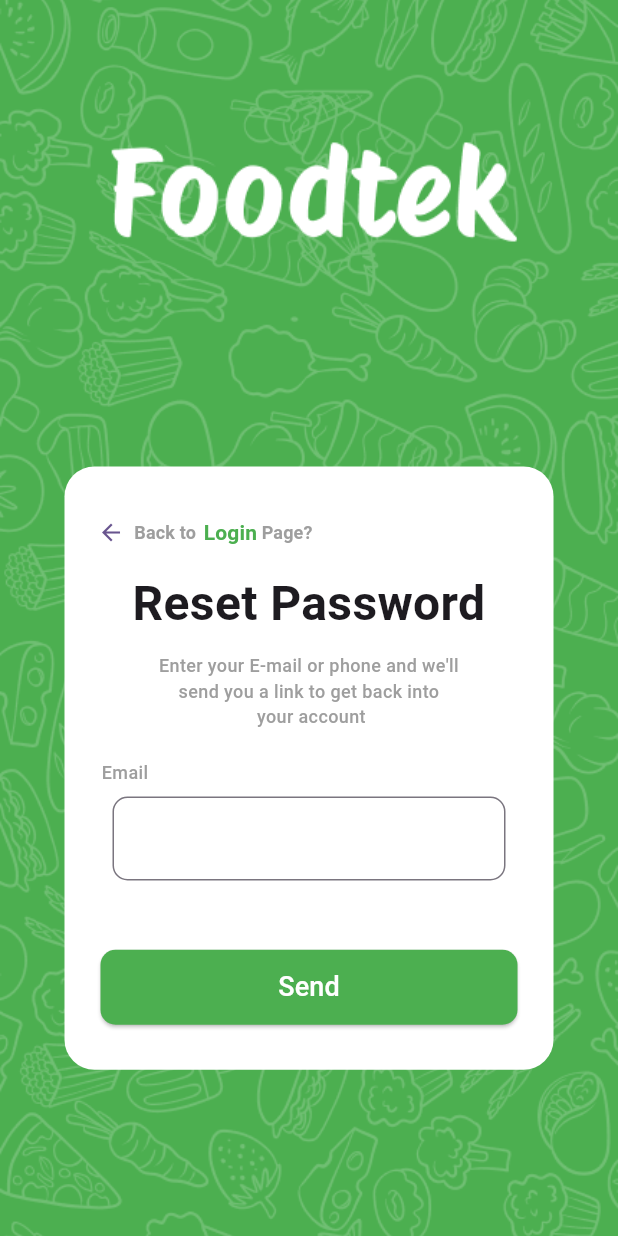
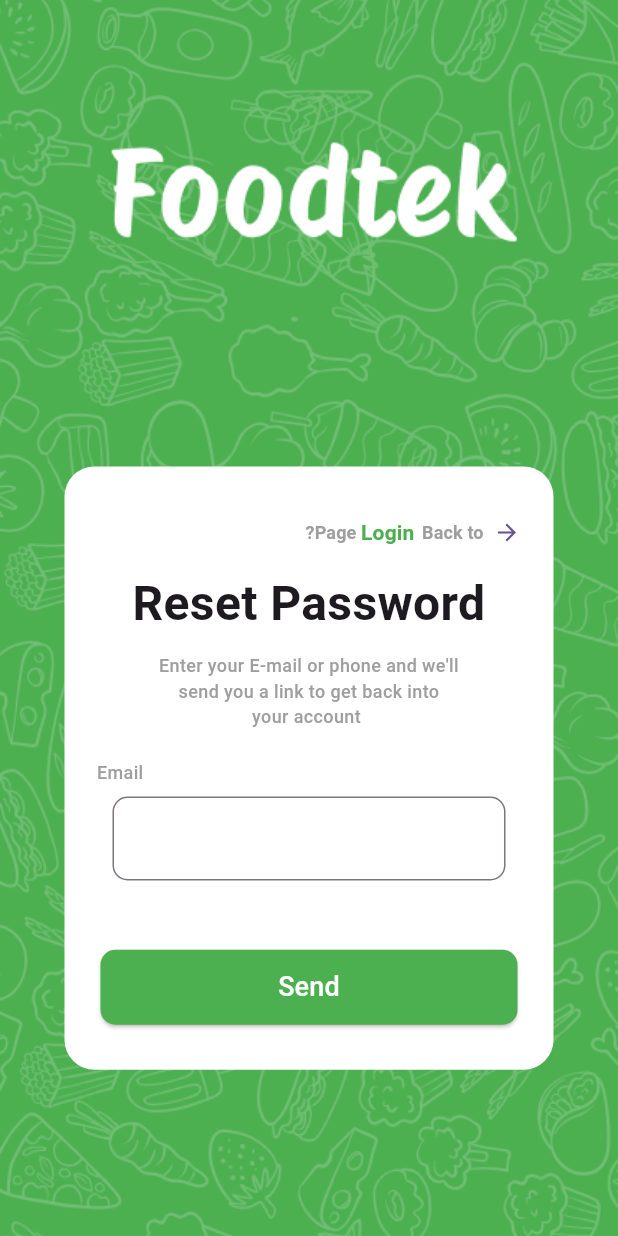
Before and after one commit to nadaAlraei/capstone, a Flutter app: the ConfirmRestPasswordScreen screen opened directly, after a tap on the "arrow back" icon, on a phone screen of 412 x 824 dp. Run offline on Flutter 3.47's test engine with Material 3 defaults, Android fonts, the phone set to English and light mode, and no system bars; our stand-ins replace geolocator; missing offline and left inert: date_format_field; generated files the repository leaves out were written again.

```diff
--- a/lib/main.dart
+++ b/lib/main.dart
@@ -32,7 +32,7 @@ class MyApp extends StatelessWidget {
         GlobalCupertinoLocalizations.delegate,
       ],
       supportedLocales: [
-        Locale('en'), // English
+        //Locale('en'), // English
         Locale('ar'), // Arabic
       ],
       theme: ThemeData(
--- a/lib/view/screen/confirm_rest_password_screen.dart
+++ b/lib/view/screen/confirm_rest_password_screen.dart
@@ -40,7 +40,7 @@ class ConfirmRestPasswordScreen extends StatelessWidget {
                 // Form Container
                 Container(
                   width: MediaQuery.of(context).size.width * 0.9,
-                  height: MediaQuery.of(context).size.height * 0.55,
+                  height: MediaQuery.of(context).size.height * 0.6,
                   margin: EdgeInsets.only(
                     top: MediaQuery.of(context).size.height * 0.01,
                     left: MediaQuery.of(context).size.width * 0.07,
```
